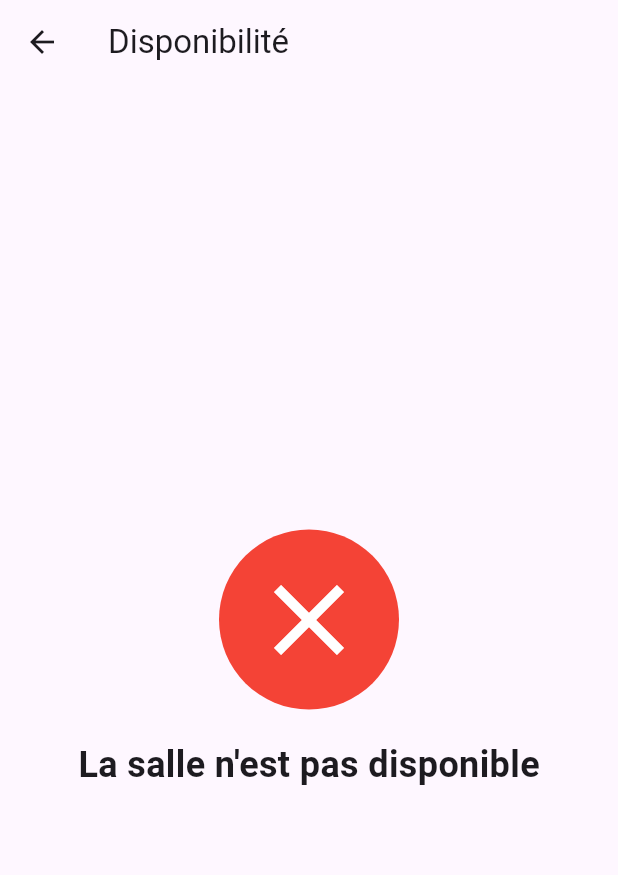
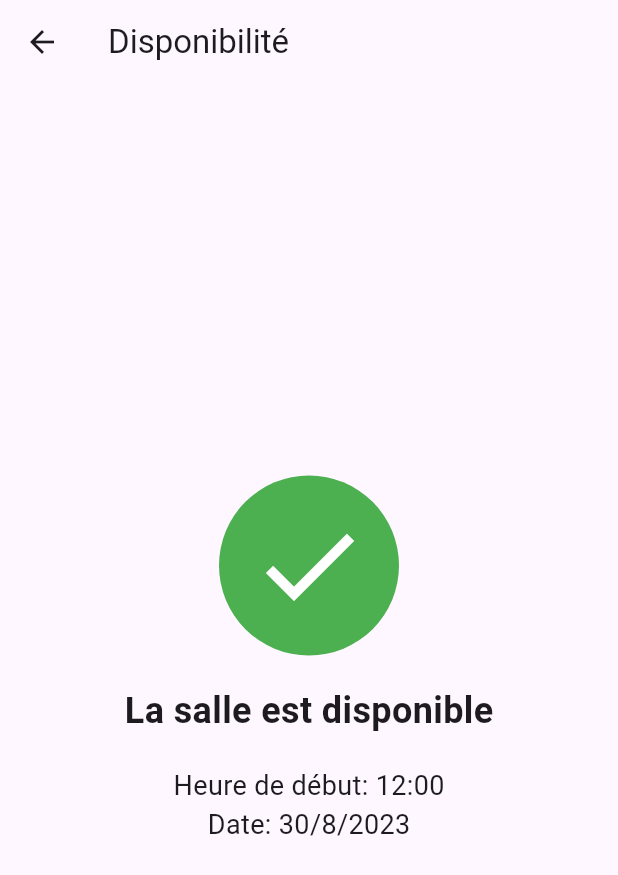
Before and after one commit to imadett88/Resalle, a Flutter app: the DisponibleScreen screen opened directly, on a phone screen of 412 x 824 dp. Shown: the top 875 px of the screen. Run offline on Flutter 3.47's test engine with Material 2 defaults, Android fonts, the phone set to English and light mode, and no system bars; our stand-ins replace animated_text_kit, curved_navigation_bar, firebase_auth, firebase_core, firebase_database, google_fonts and 1 more; missing offline and left inert: dart:ffi; accounts and stored records are empty; project files that could hold a hidden picture were left out.

Commit message:
upd by imad

```diff
--- a/lib/screens/dispo.dart
+++ b/lib/screens/dispo.dart
@@ -8,7 +8,12 @@ class DisponibleScreen extends StatelessWidget {
 
   @override
   Widget build(BuildContext context) {
-    bool isAvailable = currentTime.isBefore(startTime);
+    bool isAvailable = startTime.isBefore(currentTime);
+
+    // Debugging prints
+    print('startTime: $startTime');
+    print('currentTime: $currentTime');
+    print('isAvailable: $isAvailable');
 
     return Scaffold(
       appBar: AppBar(
@@ -39,6 +44,19 @@ class DisponibleScreen extends StatelessWidget {
                 fontWeight: FontWeight.bold,
               ),
             ),
+            SizedBox(height: 20),
+            Text(
+              "Heure de début: ${startTime.hour}:${startTime.minute}${startTime.minute}", // Display start time
+              style: TextStyle(
+                fontSize: 18,
+              ),
+            ),
+            Text(
+              "Date: ${startTime.day}/${startTime.month}/${startTime.year}", // Display date
+              style: TextStyle(
+                fontSize: 18,
+              ),
+            ),
           ],
         ),
       ),
--- a/lib/screens/home.dart
+++ b/lib/screens/home.dart
@@ -22,10 +22,14 @@ class _HomeScreenState extends State<HomeScreen> {
   bool _isConnected = false;
   bool _isFemale = false;
 
+  // Define the start time and date variables
+  late DateTime startTime; // Retrieve this from Firebase
+  late DateTime currentDate;
   @override
   void initState() {
     super.initState();
     _initializeUserInfo();
+    startTime = DateTime(2023, 12, 12, 11, 00); // Replace this with your Firebase logic.
   }
 
   Future<void> _initializeUserInfo() async {
@@ -57,17 +61,11 @@ class _HomeScreenState extends State<HomeScreen> {
     return femaleNames.contains(name);
   }
 
-
-
-
   Future<List<String>> _loadNamesFromJson(String assetPath) async {
     String namesJson = await DefaultAssetBundle.of(context).loadString(assetPath);
     List<dynamic> namesList = json.decode(namesJson);
     return namesList.map((dynamic name) => name.toString().toLowerCase()).toList();
   }
-
-
-
 
   Future<void> _showLogoutConfirmationDialog() async {
     bool confirmed = await showDialog(
@@ -103,7 +101,6 @@ class _HomeScreenState extends State<HomeScreen> {
       );
     }
   }
-
 
   @override
   Widget build(BuildContext context) {
```
